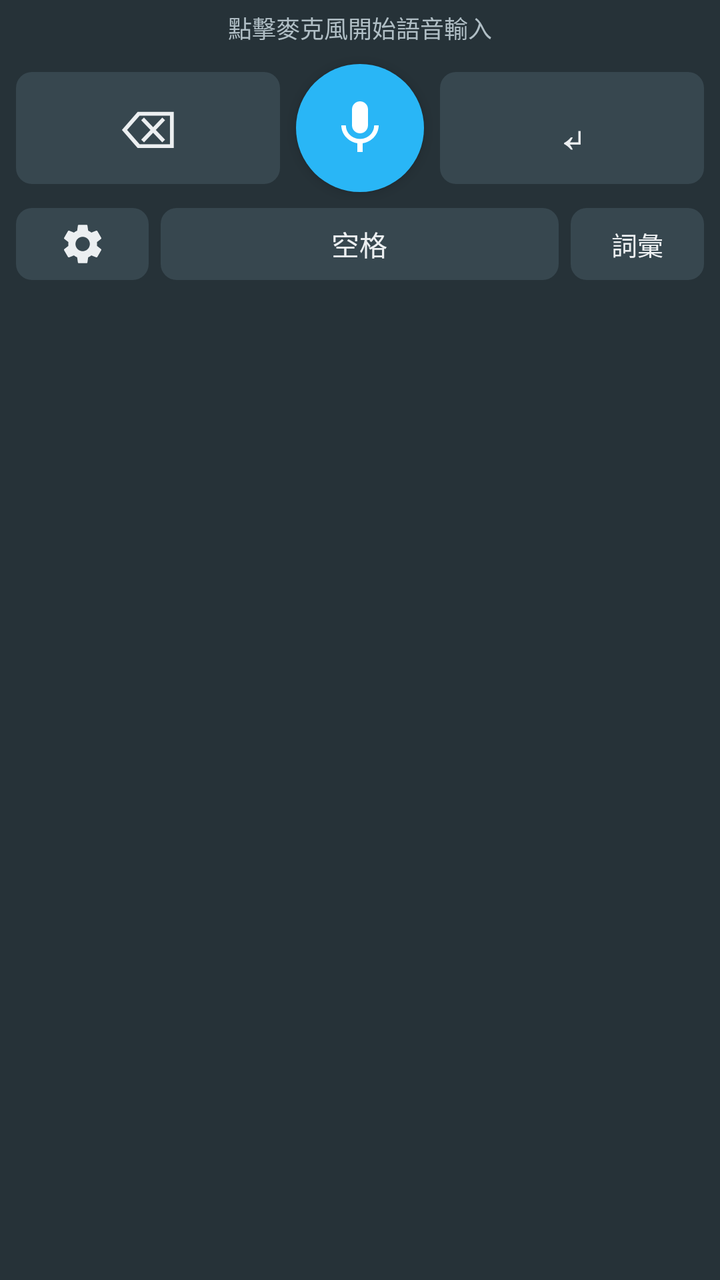
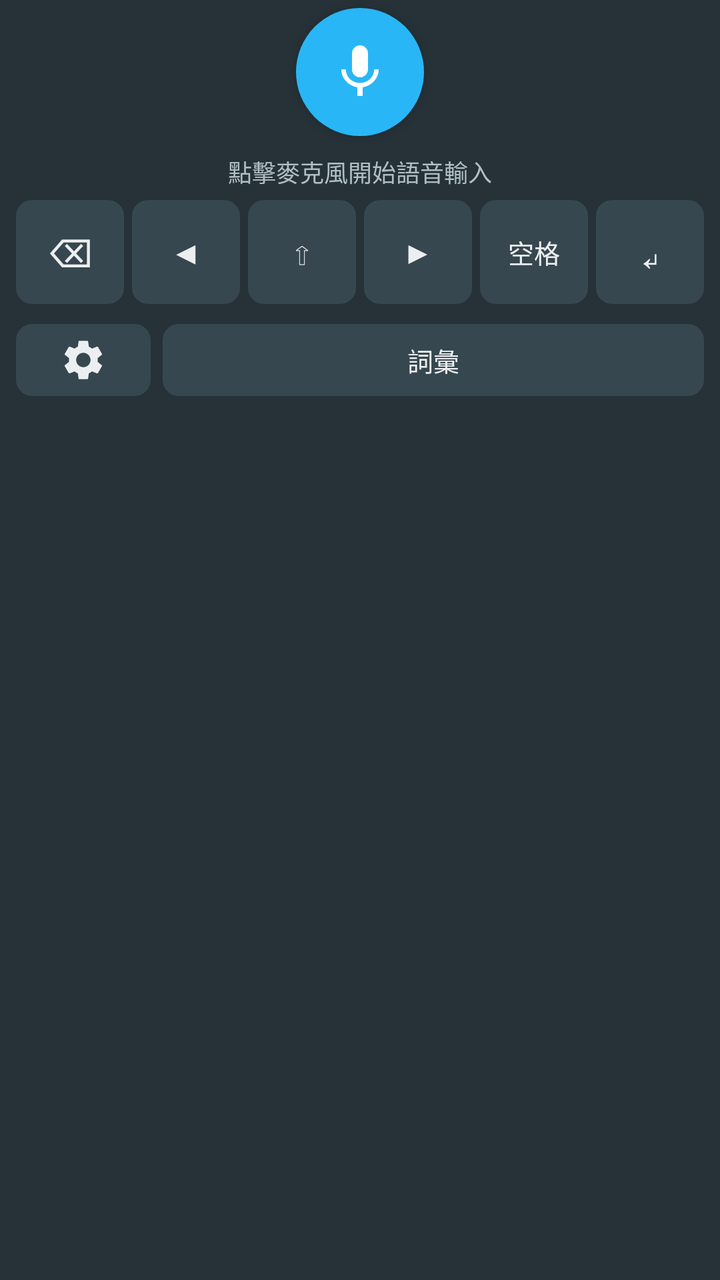

An Android layout rendered at two revisions. The XML below is the earlier revision; the diff shows what the commit changed to produce the second picture.
<!-- AndroidManifest.xml: application theme Theme.VoiceAssistant -->
<!-- res/layout/ime_keyboard.xml -->
<?xml version="1.0" encoding="utf-8"?>
<LinearLayout xmlns:android="http://schemas.android.com/apk/res/android"
    android:layout_width="match_parent"
    android:layout_height="wrap_content"
    android:orientation="vertical"
    android:background="@color/ime_bg"
    android:paddingBottom="8dp">

    
    <ScrollView
        android:id="@+id/scroll_suggestions"
        android:layout_width="match_parent"
        android:layout_height="wrap_content"
        android:maxHeight="40dp"
        android:background="@color/ime_preview_bg"
        android:visibility="gone"
        android:paddingStart="8dp"
        android:paddingEnd="8dp"
        android:paddingTop="2dp"
        android:paddingBottom="2dp">
        <com.google.android.material.chip.ChipGroup
            android:id="@+id/ll_suggestions"
            android:layout_width="match_parent"
            android:layout_height="wrap_content"
            app:chipSpacingHorizontal="4dp"
            app:chipSpacingVertical="2dp"
            xmlns:app="http://schemas.android.com/apk/res-auto" />
    </ScrollView>

    
    <ProgressBar
        android:id="@+id/progress_bar"
        style="@android:style/Widget.ProgressBar.Horizontal"
        android:layout_width="match_parent"
        android:layout_height="4dp"
        android:max="100"
        android:visibility="gone"
        android:progressTint="@color/ime_accent" />

    
    <TextView
        android:id="@+id/tv_status"
        android:layout_width="match_parent"
        android:layout_height="28dp"
        android:gravity="center"
        android:textSize="12sp"
        android:textColor="@color/ime_status_text"
        android:text="點擊麥克風開始語音輸入" />

    
    <LinearLayout
        android:id="@+id/layout_normal_controls"
        android:layout_width="match_parent"
        android:layout_height="wrap_content"
        android:orientation="vertical">

        
        <LinearLayout
            android:layout_width="match_parent"
            android:layout_height="72dp"
            android:orientation="horizontal"
            android:gravity="center_vertical"
            android:paddingStart="8dp"
            android:paddingEnd="8dp">

            <TextView
                android:id="@+id/btn_backspace"
                android:layout_width="0dp"
                android:layout_height="56dp"
                android:layout_weight="1"
                android:gravity="center"
                android:text="⌫"
                android:textSize="26sp"
                android:textColor="@color/ime_key_text"
                android:background="@drawable/key_bg" />

            <Space android:layout_width="8dp" android:layout_height="0dp" />

            <ImageButton
                android:id="@+id/btn_mic"
                android:layout_width="64dp"
                android:layout_height="64dp"
                android:src="@drawable/ic_mic"
                android:background="@drawable/mic_bg"
                android:contentDescription="語音輸入"
                android:scaleType="centerInside"
                android:padding="14dp"
                android:elevation="4dp" />

            <Space android:layout_width="8dp" android:layout_height="0dp" />

            <TextView
                android:id="@+id/btn_enter"
                android:layout_width="0dp"
                android:layout_height="56dp"
                android:layout_weight="1"
                android:gravity="center"
                android:text="↵"
                android:textSize="26sp"
                android:textColor="@color/ime_key_text"
                android:background="@drawable/key_bg" />
        </LinearLayout>

        
        <LinearLayout
            android:layout_width="match_parent"
            android:layout_height="44dp"
            android:orientation="horizontal"
            android:paddingStart="8dp"
            android:paddingEnd="8dp"
            android:gravity="center_vertical">

            <ImageButton
                android:id="@+id/btn_settings"
                android:layout_width="0dp"
                android:layout_height="36dp"
                android:layout_weight="1"
                android:src="@drawable/ic_settings"
                android:background="@drawable/key_bg"
                android:contentDescription="詞彙設定"
                android:scaleType="centerInside"
                android:padding="6dp" />

            <Space android:layout_width="6dp" android:layout_height="0dp" />

            <TextView
                android:id="@+id/btn_space"
                android:layout_width="0dp"
                android:layout_height="36dp"
                android:layout_weight="3"
                android:gravity="center"
                android:text="空格"
                android:textSize="14sp"
                android:textColor="@color/ime_key_text"
                android:background="@drawable/key_bg" />

            <Space android:layout_width="6dp" android:layout_height="0dp" />

            <TextView
                android:id="@+id/btn_dict_insert"
                android:layout_width="0dp"
                android:layout_height="36dp"
                android:layout_weight="1"
                android:gravity="center"
                android:text="詞彙"
                android:textSize="13sp"
                android:textColor="@color/ime_key_text"
                android:background="@drawable/key_bg" />
        </LinearLayout>
    </LinearLayout>

    
    <LinearLayout
        android:id="@+id/layout_candidates"
        android:layout_width="match_parent"
        android:layout_height="wrap_content"
        android:orientation="vertical"
        android:visibility="gone"
        android:background="@color/ime_bg">

        
        <TextView
            android:id="@+id/tv_selected_range"
            android:layout_width="match_parent"
            android:layout_height="32dp"
            android:gravity="center_vertical"
            android:paddingStart="12dp"
            android:paddingEnd="12dp"
            android:textSize="12sp"
            android:textColor="@color/ime_status_text"
            android:singleLine="true" />

        
        <ScrollView
            android:layout_width="match_parent"
            android:layout_height="wrap_content"
            android:maxHeight="96dp"
            android:paddingStart="8dp"
            android:paddingEnd="8dp"
            android:paddingTop="4dp"
            android:paddingBottom="4dp">
            <com.google.android.material.chip.ChipGroup
                android:id="@+id/ll_candidates"
                android:layout_width="match_parent"
                android:layout_height="wrap_content"
                app:chipSpacingHorizontal="4dp"
                app:chipSpacingVertical="2dp"
                xmlns:app="http://schemas.android.com/apk/res-auto" />
        </ScrollView>

        
        <LinearLayout
            android:layout_width="match_parent"
            android:layout_height="44dp"
            android:orientation="horizontal"
            android:paddingStart="8dp"
            android:paddingEnd="8dp"
            android:gravity="center_vertical">

            <TextView
                android:id="@+id/btn_shift"
                android:layout_width="0dp"
                android:layout_height="36dp"
                android:layout_weight="1"
                android:gravity="center"
                android:text="⇧"
                android:textSize="16sp"
                android:textColor="@color/ime_key_text"
                android:background="@drawable/key_bg" />

            <Space android:layout_width="6dp" android:layout_height="0dp" />

            <TextView
                android:id="@+id/btn_sel_expand_left"
                android:layout_width="0dp"
                android:layout_height="36dp"
                android:layout_weight="1"
                android:gravity="center"
                android:text="◀"
                android:textSize="16sp"
                android:textColor="@color/ime_key_text"
                android:background="@drawable/key_bg" />

            <Space android:layout_width="6dp" android:layout_height="0dp" />

            <TextView
                android:id="@+id/btn_sel_expand_right"
                android:layout_width="0dp"
                android:layout_height="36dp"
                android:layout_weight="1"
                android:gravity="center"
                android:text="▶"
                android:textSize="16sp"
                android:textColor="@color/ime_key_text"
                android:background="@drawable/key_bg" />

            <Space android:layout_width="6dp" android:layout_height="0dp" />

            <TextView
                android:id="@+id/btn_cancel_selection"
                android:layout_width="0dp"
                android:layout_height="36dp"
                android:layout_weight="2"
                android:gravity="center"
                android:text="關閉"
                android:textSize="13sp"
                android:textColor="@color/ime_key_text"
                android:background="@drawable/key_bg" />
        </LinearLayout>
    </LinearLayout>

</LinearLayout>
<!-- resources referenced by this layout -->
<resources>
  <color name="ime_accent">#29B6F6</color>
  <color name="ime_bg">#263238</color>
  <color name="ime_key_text">#ECEFF1</color>
  <color name="ime_preview_bg">#1C272C</color>
  <color name="ime_status_text">#B0BEC5</color>
  <!-- drawable ic_mic (drawable) -->
  <?xml version="1.0" encoding="utf-8"?>
  <vector xmlns:android="http://schemas.android.com/apk/res/android"
      android:width="32dp"
      android:height="32dp"
      android:viewportWidth="24"
      android:viewportHeight="24">
      <path
          android:fillColor="#FFFFFF"
          android:pathData="M12,14c1.66,0 2.99,-1.34 2.99,-3L15,5c0,-1.66 -1.34,-3 -3,-3S9,3.34 9,5v6c0,1.66 1.34,3 3,3z"/>
      <path
          android:fillColor="#FFFFFF"
          android:pathData="M17.3,11c0,3 -2.54,5.1 -5.3,5.1S6.7,14 6.7,11H5c0,3.41 2.72,6.23 6,6.72V21h2v-3.28c3.28,-0.48 6,-3.3 6,-6.72h-1.7z"/>
  </vector>
  <!-- drawable ic_settings (drawable) -->
  <?xml version="1.0" encoding="utf-8"?>
  <vector xmlns:android="http://schemas.android.com/apk/res/android"
      android:width="24dp"
      android:height="24dp"
      android:viewportWidth="24"
      android:viewportHeight="24">
      <path
          android:fillColor="@color/ime_key_icon"
          android:pathData="M19.14,12.94c0.04,-0.3 0.06,-0.61 0.06,-0.94c0,-0.32 -0.02,-0.64 -0.07,-0.94l2.03,-1.58c0.18,-0.14 0.23,-0.41 0.12,-0.61l-1.92,-3.32c-0.12,-0.22 -0.37,-0.29 -0.59,-0.22l-2.39,0.96c-0.5,-0.38 -1.03,-0.7 -1.62,-0.94L14.4,2.81c-0.04,-0.24 -0.24,-0.41 -0.48,-0.41h-3.84c-0.24,0 -0.43,0.17 -0.47,0.41L9.25,5.35C8.66,5.59 8.12,5.92 7.63,6.29L5.24,5.33c-0.22,-0.08 -0.47,0 -0.59,0.22L2.74,8.87C2.62,9.08 2.66,9.34 2.86,9.48l2.03,1.58C4.84,11.36 4.8,11.69 4.8,12s0.02,0.64 0.07,0.94l-2.03,1.58c-0.18,0.14 -0.23,0.41 -0.12,0.61l1.92,3.32c0.12,0.22 0.37,0.29 0.59,0.22l2.39,-0.96c0.5,0.38 1.03,0.7 1.62,0.94l0.36,2.54c0.05,0.24 0.24,0.41 0.48,0.41h3.84c0.24,0 0.44,-0.17 0.47,-0.41l0.36,-2.54c0.59,-0.24 1.13,-0.56 1.62,-0.94l2.39,0.96c0.22,0.08 0.47,0 0.59,-0.22l1.92,-3.32c0.12,-0.22 0.07,-0.47 -0.12,-0.61L19.14,12.94zM12,15.6c-1.98,0 -3.6,-1.62 -3.6,-3.6s1.62,-3.6 3.6,-3.6s3.6,1.62 3.6,3.6S13.98,15.6 12,15.6z"/>
  </vector>
  <!-- drawable key_bg (drawable) -->
  <?xml version="1.0" encoding="utf-8"?>
  <shape xmlns:android="http://schemas.android.com/apk/res/android"
      android:shape="rectangle">
      <solid android:color="@color/ime_key_bg" />
      <corners android:radius="8dp" />
  </shape>
  <!-- drawable mic_bg (drawable) -->
  <?xml version="1.0" encoding="utf-8"?>
  <shape xmlns:android="http://schemas.android.com/apk/res/android"
      android:shape="oval">
      <solid android:color="@color/ime_accent" />
  </shape>
  <style name="Theme.VoiceAssistant" parent="Theme.MaterialComponents.DayNight.NoActionBar">
          <item name="colorPrimary">@color/ime_accent</item>
          <item name="colorPrimaryDark">#0288D1</item>
          <item name="colorAccent">@color/ime_accent</item>
      </style>
  <color name="ime_key_icon">#ECEFF1</color>
  <color name="ime_key_bg">#37474F</color>
</resources>

<!-- the commit's change to res/layout/ime_keyboard.xml (unified diff, before → after) -->
@@ -1,5 +1,6 @@
 <?xml version="1.0" encoding="utf-8"?>
 <LinearLayout xmlns:android="http://schemas.android.com/apk/res/android"
+    xmlns:app="http://schemas.android.com/apk/res-auto"
     android:layout_width="match_parent"
     android:layout_height="wrap_content"
     android:orientation="vertical"
@@ -23,140 +24,36 @@
             android:layout_width="match_parent"
             android:layout_height="wrap_content"
             app:chipSpacingHorizontal="4dp"
-            app:chipSpacingVertical="2dp"
-            xmlns:app="http://schemas.android.com/apk/res-auto" />
+            app:chipSpacingVertical="2dp" />
     </ScrollView>
 
     
-    <ProgressBar
-        android:id="@+id/progress_bar"
-        style="@android:style/Widget.ProgressBar.Horizontal"
-        android:layout_width="match_parent"
-        android:layout_height="4dp"
-        android:max="100"
-        android:visibility="gone"
-        android:progressTint="@color/ime_accent" />
-
-    
-    <TextView
-        android:id="@+id/tv_status"
-        android:layout_width="match_parent"
-        android:layout_height="28dp"
-        android:gravity="center"
-        android:textSize="12sp"
-        android:textColor="@color/ime_status_text"
-        android:text="點擊麥克風開始語音輸入" />
-
-    
-    <LinearLayout
-        android:id="@+id/layout_normal_controls"
-        android:layout_width="match_parent"
-        android:layout_height="wrap_content"
-        android:orientation="vertical">
-
-        
-        <LinearLayout
-            android:layout_width="match_parent"
-            android:layout_height="72dp"
-            android:orientation="horizontal"
-            android:gravity="center_vertical"
-            android:paddingStart="8dp"
-            android:paddingEnd="8dp">
-
-            <TextView
-                android:id="@+id/btn_backspace"
-                android:layout_width="0dp"
-                android:layout_height="56dp"
-                android:layout_weight="1"
-                android:gravity="center"
-                android:text="⌫"
-                android:textSize="26sp"
-                android:textColor="@color/ime_key_text"
-                android:background="@drawable/key_bg" />
-
-            <Space android:layout_width="8dp" android:layout_height="0dp" />
-
-            <ImageButton
-                android:id="@+id/btn_mic"
-                android:layout_width="64dp"
-                android:layout_height="64dp"
-                android:src="@drawable/ic_mic"
-                android:background="@drawable/mic_bg"
-                android:contentDescription="語音輸入"
-                android:scaleType="centerInside"
-                android:padding="14dp"
-                android:elevation="4dp" />
-
-            <Space android:layout_width="8dp" android:layout_height="0dp" />
-
-            <TextView
-                android:id="@+id/btn_enter"
-                android:layout_width="0dp"
-                android:layout_height="56dp"
-                android:layout_weight="1"
-                android:gravity="center"
-                android:text="↵"
-                android:textSize="26sp"
-                android:textColor="@color/ime_key_text"
-                android:background="@drawable/key_bg" />
-        </LinearLayout>
-
-        
-        <LinearLayout
-            android:layout_width="match_parent"
-            android:layout_height="44dp"
-            android:orientation="horizontal"
-            android:paddingStart="8dp"
-            android:paddingEnd="8dp"
-            android:gravity="center_vertical">
-
-            <ImageButton
-                android:id="@+id/btn_settings"
-                android:layout_width="0dp"
-                android:layout_height="36dp"
-                android:layout_weight="1"
-                android:src="@drawable/ic_settings"
-                android:background="@drawable/key_bg"
-                android:contentDescription="詞彙設定"
-                android:scaleType="centerInside"
-                android:padding="6dp" />
-
-            <Space android:layout_width="6dp" android:layout_height="0dp" />
-
-            <TextView
-                android:id="@+id/btn_space"
-                android:layout_width="0dp"
-                android:layout_height="36dp"
-                android:layout_weight="3"
-                android:gravity="center"
-                android:text="空格"
-                android:textSize="14sp"
-                android:textColor="@color/ime_key_text"
-                android:background="@drawable/key_bg" />
-
-            <Space android:layout_width="6dp" android:layout_height="0dp" />
-
-            <TextView
-                android:id="@+id/btn_dict_insert"
-                android:layout_width="0dp"
-                android:layout_height="36dp"
-                android:layout_weight="1"
-                android:gravity="center"
-                android:text="詞彙"
-                android:textSize="13sp"
-                android:textColor="@color/ime_key_text"
-                android:background="@drawable/key_bg" />
-        </LinearLayout>
-    </LinearLayout>
-
-    
-    <LinearLayout
-        android:id="@+id/layout_candidates"
+
+    <LinearLayout
+        android:id="@+id/layout_mic_row"
+        android:layout_width="match_parent"
+        android:layout_height="72dp"
+        android:orientation="horizontal"
+        android:gravity="center">
+
+        <ImageButton
+            android:id="@+id/btn_mic"
+            android:layout_width="64dp"
+            android:layout_height="64dp"
+            android:src="@drawable/ic_mic"
+            android:background="@drawable/mic_bg"
+            android:contentDescription="語音輸入"
+            android:scaleType="centerInside"
+            android:padding="14dp"
+            android:elevation="4dp" />
+    </LinearLayout>
+
+    <LinearLayout
+        android:id="@+id/layout_candidate_top"
         android:layout_width="match_parent"
         android:layout_height="wrap_content"
         android:orientation="vertical"
-        android:visibility="gone"
-        android:background="@color/ime_bg">
+        android:visibility="gone">
 
         
         <TextView
@@ -170,7 +67,6 @@
             android:textColor="@color/ime_status_text"
             android:singleLine="true" />
 
-        
         <ScrollView
             android:layout_width="match_parent"
             android:layout_height="wrap_content"
@@ -184,69 +80,161 @@
                 android:layout_width="match_parent"
                 android:layout_height="wrap_content"
                 app:chipSpacingHorizontal="4dp"
-                app:chipSpacingVertical="2dp"
-                xmlns:app="http://schemas.android.com/apk/res-auto" />
+                app:chipSpacingVertical="2dp" />
         </ScrollView>
-
-        
-        <LinearLayout
-            android:layout_width="match_parent"
-            android:layout_height="44dp"
-            android:orientation="horizontal"
-            android:paddingStart="8dp"
-            android:paddingEnd="8dp"
-            android:gravity="center_vertical">
-
-            <TextView
-                android:id="@+id/btn_shift"
-                android:layout_width="0dp"
-                android:layout_height="36dp"
-                android:layout_weight="1"
-                android:gravity="center"
-                android:text="⇧"
-                android:textSize="16sp"
-                android:textColor="@color/ime_key_text"
-                android:background="@drawable/key_bg" />
-
-            <Space android:layout_width="6dp" android:layout_height="0dp" />
-
-            <TextView
-                android:id="@+id/btn_sel_expand_left"
-                android:layout_width="0dp"
-                android:layout_height="36dp"
-                android:layout_weight="1"
-                android:gravity="center"
-                android:text="◀"
-                android:textSize="16sp"
-                android:textColor="@color/ime_key_text"
-                android:background="@drawable/key_bg" />
-
-            <Space android:layout_width="6dp" android:layout_height="0dp" />
-
-            <TextView
-                android:id="@+id/btn_sel_expand_right"
-                android:layout_width="0dp"
-                android:layout_height="36dp"
-                android:layout_weight="1"
-                android:gravity="center"
-                android:text="▶"
-                android:textSize="16sp"
-                android:textColor="@color/ime_key_text"
-                android:background="@drawable/key_bg" />
-
-            <Space android:layout_width="6dp" android:layout_height="0dp" />
-
-            <TextView
-                android:id="@+id/btn_cancel_selection"
-                android:layout_width="0dp"
-                android:layout_height="36dp"
-                android:layout_weight="2"
-                android:gravity="center"
-                android:text="關閉"
-                android:textSize="13sp"
-                android:textColor="@color/ime_key_text"
-                android:background="@drawable/key_bg" />
-        </LinearLayout>
+    </LinearLayout>
+
+    
+    <ProgressBar
+        android:id="@+id/progress_bar"
+        style="@android:style/Widget.ProgressBar.Horizontal"
+        android:layout_width="match_parent"
+        android:layout_height="4dp"
+        android:max="100"
+        android:visibility="gone"
+        android:progressTint="@color/ime_accent" />
+
+    
+    <TextView
+        android:id="@+id/tv_status"
+        android:layout_width="match_parent"
+        android:layout_height="28dp"
+        android:gravity="center"
+        android:textSize="12sp"
+        android:textColor="@color/ime_status_text"
+        android:text="點擊麥克風開始語音輸入" />
+
+    
+    <LinearLayout
+        android:layout_width="match_parent"
+        android:layout_height="52dp"
+        android:orientation="horizontal"
+        android:paddingStart="8dp"
+        android:paddingEnd="8dp">
+
+        <TextView
+            android:id="@+id/btn_backspace"
+            android:layout_width="0dp"
+            android:layout_height="match_parent"
+            android:layout_weight="1"
+            android:gravity="center"
+            android:text="⌫"
+            android:textSize="20sp"
+            android:textColor="@color/ime_key_text"
+            android:background="@drawable/key_bg" />
+
+        <Space android:layout_width="4dp" android:layout_height="0dp" />
+
+        <TextView
+            android:id="@+id/btn_sel_expand_left"
+            android:layout_width="0dp"
+            android:layout_height="match_parent"
+            android:layout_weight="1"
+            android:gravity="center"
+            android:text="◀"
+            android:textSize="16sp"
+            android:textColor="@color/ime_key_text"
+            android:background="@drawable/key_bg" />
+
+        <Space android:layout_width="4dp" android:layout_height="0dp" />
+
+        <TextView
+            android:id="@+id/btn_shift"
+            android:layout_width="0dp"
+            android:layout_height="match_parent"
+            android:layout_weight="1"
+            android:gravity="center"
+            android:text="⇧"
+            android:textSize="16sp"
+            android:textColor="@color/ime_key_text"
+            android:background="@drawable/key_bg" />
+
+        <Space android:layout_width="4dp" android:layout_height="0dp" />
+
+        <TextView
+            android:id="@+id/btn_sel_expand_right"
+            android:layout_width="0dp"
+            android:layout_height="match_parent"
+            android:layout_weight="1"
+            android:gravity="center"
+            android:text="▶"
+            android:textSize="16sp"
+            android:textColor="@color/ime_key_text"
+            android:background="@drawable/key_bg" />
+
+        <Space android:layout_width="4dp" android:layout_height="0dp" />
+
+        <TextView
+            android:id="@+id/btn_space"
+            android:layout_width="0dp"
+            android:layout_height="match_parent"
+            android:layout_weight="1"
+            android:gravity="center"
+            android:text="空格"
+            android:textSize="13sp"
+            android:textColor="@color/ime_key_text"
+            android:background="@drawable/key_bg" />
+
+        <Space android:layout_width="4dp" android:layout_height="0dp" />
+
+        <TextView
+            android:id="@+id/btn_enter"
+            android:layout_width="0dp"
+            android:layout_height="match_parent"
+            android:layout_weight="1"
+            android:gravity="center"
+            android:text="↵"
+            android:textSize="20sp"
+            android:textColor="@color/ime_key_text"
+            android:background="@drawable/key_bg" />
+    </LinearLayout>
+
+    <Space android:layout_width="0dp" android:layout_height="6dp" />
+
+    
+    <LinearLayout
+        android:layout_width="match_parent"
+        android:layout_height="44dp"
+        android:orientation="horizontal"
+        android:paddingStart="8dp"
+        android:paddingEnd="8dp"
+        android:gravity="center_vertical">
+
+        <ImageButton
+            android:id="@+id/btn_settings"
+            android:layout_width="0dp"
+            android:layout_height="36dp"
+            android:layout_weight="1"
+            android:src="@drawable/ic_settings"
+            android:background="@drawable/key_bg"
+            android:contentDescription="設定"
+            android:scaleType="centerInside"
+            android:padding="6dp" />
+
+        <Space android:layout_width="6dp" android:layout_height="0dp" />
+
+        <TextView
+            android:id="@+id/btn_dict_insert"
+            android:layout_width="0dp"
+            android:layout_height="36dp"
+            android:layout_weight="4"
+            android:gravity="center"
+            android:text="詞彙"
+            android:textSize="13sp"
+            android:textColor="@color/ime_key_text"
+            android:background="@drawable/key_bg" />
+
+        <TextView
+            android:id="@+id/btn_cancel_selection"
+            android:layout_width="0dp"
+            android:layout_height="36dp"
+            android:layout_weight="4"
+            android:gravity="center"
+            android:visibility="gone"
+            android:text="關閉"
+            android:textSize="13sp"
+            android:textColor="@color/ime_key_text"
+            android:background="@drawable/key_bg" />
     </LinearLayout>
 
 </LinearLayout>
